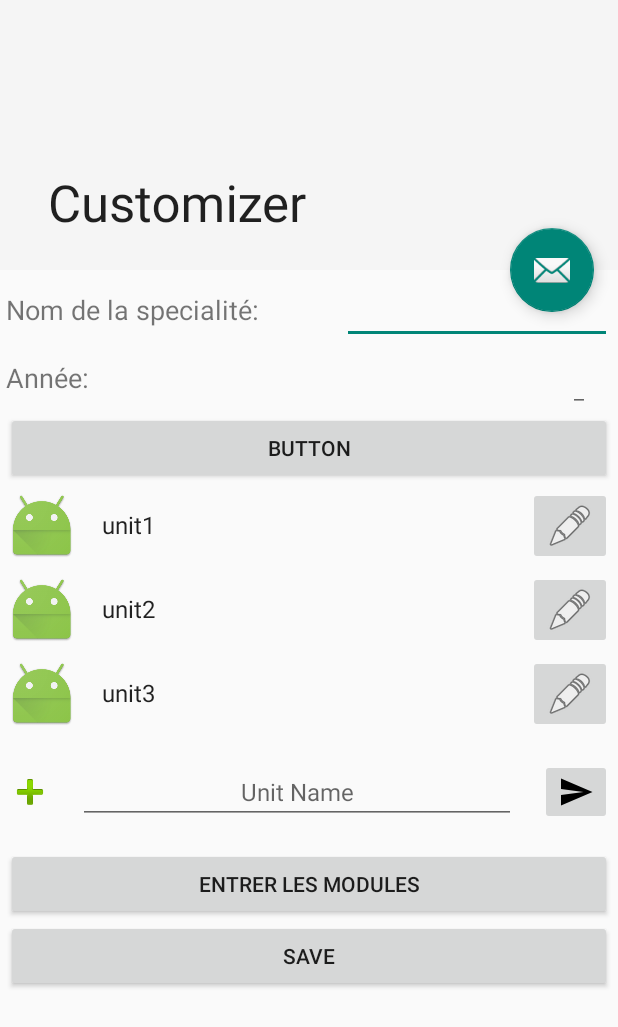
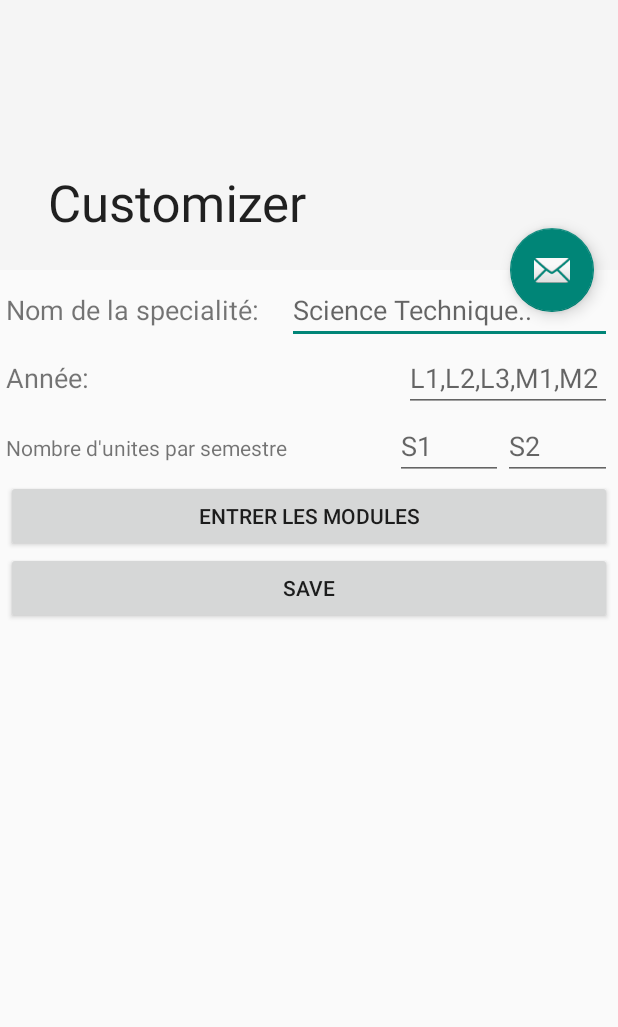
Before and after one commit to oualaeddine/LMDulator, an Android app: the Customizer screen opened directly, with no data from a screen before it, on a phone screen of 412 x 824 dp. Shown: the top 1027 px of the screen. Run offline under Robolectric (Android 15) with nearby library versions, the phone set to English and light mode, and no system bars.

Commit message:
popup tjr

```diff
--- a/app/src/main/java/dz/da3sou9a/oualaeddine/lmdulator/activities/Customizer.java
+++ b/app/src/main/java/dz/da3sou9a/oualaeddine/lmdulator/activities/Customizer.java
@@ -15,15 +15,12 @@ import android.widget.EditText;
 import android.widget.ImageButton;
 import android.widget.TableRow;
 
-import java.io.Serializable;
 import java.util.List;
 
 import dz.da3sou9a.oualaeddine.lmdulator.R;
 import dz.da3sou9a.oualaeddine.lmdulator.activities.frags.ModuleCustomizePopup;
 import dz.da3sou9a.oualaeddine.lmdulator.activities.modulesList.ModulesListAdapter;
 import dz.da3sou9a.oualaeddine.lmdulator.activities.modulesList.ModulesListContent;
-import dz.da3sou9a.oualaeddine.lmdulator.activities.unitsList.UnitsListAdapter;
-import dz.da3sou9a.oualaeddine.lmdulator.activities.unitsList.UnitsListContent;
 import dz.da3sou9a.oualaeddine.lmdulator.items.Annee;
 import dz.da3sou9a.oualaeddine.lmdulator.items.ModuleG;
 import dz.da3sou9a.oualaeddine.lmdulator.items.Semestre;
@@ -54,15 +51,15 @@ public class Customizer extends AppCompatActivity {
         recyclerView.setAdapter(modulesListAdapter);
 
 
-        RecyclerView recyclerViewUnit;
-        final UnitsListAdapter unitsListAdapter;
+        //       RecyclerView recyclerViewUnit;
+        //       final UnitsListAdapter unitsListAdapter;
 
-        recyclerViewUnit = (RecyclerView) findViewById(R.id.units_list_rec);
+        //      recyclerViewUnit = (RecyclerView) findViewById(R.id.units_list_rec);
         //LayoutManager LinearLayoutManager
-        recyclerViewUnit.setLayoutManager(new LinearLayoutManager(this));
+//        recyclerViewUnit.setLayoutManager(new LinearLayoutManager(this));
 
-        unitsListAdapter = new UnitsListAdapter(UnitsListContent.getUnitsList(), this);
-        recyclerViewUnit.setAdapter(unitsListAdapter);
+        //      unitsListAdapter = new UnitsListAdapter(UnitsListContent.getUnitsList(), this);
+        //      recyclerViewUnit.setAdapter(unitsListAdapter);
 
 
 
@@ -120,7 +117,7 @@ public class Customizer extends AppCompatActivity {
                 s2 = new Semestre(2);
                 year = new Annee(annee.getText().toString(), s1, s2);
 
-                intentNotes.putExtra("year", (Serializable) year);
+                // intentNotes.putExtra("year", (Serializable) year);
                 startActivity(intentNotes);
             }
         });
--- a/app/src/main/res/layout/content_customizer.xml
+++ b/app/src/main/res/layout/content_customizer.xml
@@ -31,7 +31,6 @@
                     android:layout_width="fill_parent"
                     android:layout_height="wrap_content"
                     android:layout_span="3"
-                    android:layout_weight="1"
                     android:width="90dp"
                     android:maxLines="1"
                     android:text="Nom de la specialité:"
@@ -46,12 +45,13 @@
                     android:layout_span="5"
                     android:layout_weight="1"
                     android:width="120dp"
+                    android:hint="Science Technique.."
                     android:inputType="text" />
             </TableRow>
 
             <TableRow
                 android:layout_width="match_parent"
-                android:layout_height="wrap_content">
+                android:layout_height="match_parent">
 
                 <TextView
                     android:id="@+id/textView4"
@@ -63,12 +63,6 @@
                     android:text="Année:"
                     android:textSize="@dimen/abc_text_size_medium_material" />
 
-                <Space
-                    android:layout_width="60dp"
-                    android:layout_height="20dp"
-                    android:layout_column="4"
-                    android:layout_weight="1" />
-
                 <EditText
                     android:id="@+id/textAnnee"
                     android:layout_width="match_parent"
@@ -77,37 +71,40 @@
                     android:layout_weight="1"
                     android:width="60dp"
                     android:ems="10"
+                    android:hint="L1,L2,L3,M1,M2"
                     android:inputType="number" />
 
-                <Space
-                    android:layout_width="60dp"
-                    android:layout_height="20dp"
-                    android:layout_column="6"
-                    android:layout_weight="1" />
-
-            </TableRow>
-
-            <TableRow
-                android:layout_width="match_parent"
-                android:layout_height="match_parent"
-                android:layout_weight="1">
-
-                <Button
-                    android:id="@+id/buttonEditUnits"
-                    android:layout_width="0dp"
-                    android:layout_height="wrap_content"
-                    android:layout_weight="1"
-                    android:text="Button" />
             </TableRow>
 
             <TableRow
                 android:layout_width="match_parent"
                 android:layout_height="match_parent">
 
-                <include
-                    layout="@layout/units_list_container"
-                    android:layout_width="wrap_content"
-                    android:layout_height="wrap_content" />
+                <TextView
+                    android:id="@+id/textView15"
+                    android:layout_width="match_parent"
+                    android:layout_height="wrap_content"
+                    android:layout_weight="1"
+                    android:text="Nombre d'unites par semestre" />
+
+                <EditText
+                    android:id="@+id/editText2"
+                    android:layout_width="0dp"
+                    android:layout_height="wrap_content"
+                    android:layout_weight="1"
+                    android:ems="10"
+                    android:hint="S1"
+                    android:inputType="number" />
+
+                <EditText
+                    android:id="@+id/editText"
+                    android:layout_width="0dp"
+                    android:layout_height="wrap_content"
+                    android:layout_weight="1"
+                    android:ems="10"
+                    android:hint="S2"
+                    android:inputType="number" />
+
             </TableRow>
 
             <TableRow
```
